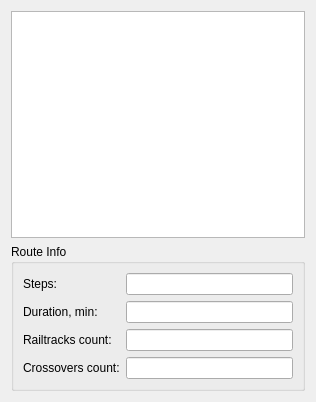
etengabeko/metromap, file ui/mapview.ui: the form before one commit.
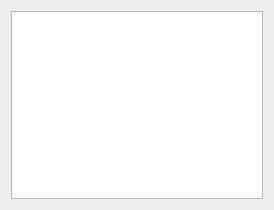
The form after the commit.

Commit message: Add view for crossovers

The edit to the form file:
```diff
--- a/ui/mapview.ui
+++ b/ui/mapview.ui
@@ -6,8 +6,8 @@
    <rect>
     <x>0</x>
     <y>0</y>
-    <width>316</width>
-    <height>402</height>
+    <width>274</width>
+    <height>210</height>
    </rect>
   </property>
   <property name="windowTitle">
@@ -17,67 +17,6 @@
    <item>
     <widget class="QGraphicsView" name="view"/>
    </item>
-   <item>
-    <widget class="QGroupBox" name="routeGroupBox">
-     <property name="title">
-      <string>Route Info</string>
-     </property>
-     <layout class="QGridLayout" name="gridLayout">
-      <item row="1" column="0">
-       <widget class="QLabel" name="label">
-        <property name="text">
-         <string>Duration, min:</string>
-        </property>
-       </widget>
-      </item>
-      <item row="2" column="0">
-       <widget class="QLabel" name="label_2">
-        <property name="text">
-         <string>Railtracks count:</string>
-        </property>
-       </widget>
-      </item>
-      <item row="1" column="1">
-       <widget class="QLineEdit" name="costLineEdit">
-        <property name="readOnly">
-         <bool>true</bool>
-        </property>
-       </widget>
-      </item>
-      <item row="2" column="1">
-       <widget class="QLineEdit" name="railtracksLineEdit">
-        <property name="readOnly">
-         <bool>true</bool>
-        </property>
-       </widget>
-      </item>
-      <item row="0" column="1">
-       <widget class="QLineEdit" name="stepsLineEdit"/>
-      </item>
-      <item row="3" column="1">
-       <widget class="QLineEdit" name="crossoversLineEdit">
-        <property name="readOnly">
-         <bool>true</bool>
-        </property>
-       </widget>
-      </item>
-      <item row="3" column="0">
-       <widget class="QLabel" name="label_3">
-        <property name="text">
-         <string>Crossovers count:</string>
-        </property>
-       </widget>
-      </item>
-      <item row="0" column="0">
-       <widget class="QLabel" name="label_4">
-        <property name="text">
-         <string>Steps:</string>
-        </property>
-       </widget>
-      </item>
-     </layout>
-    </widget>
-   </item>
   </layout>
  </widget>
  <resources/>
```
The commit also changes 9 other files.
